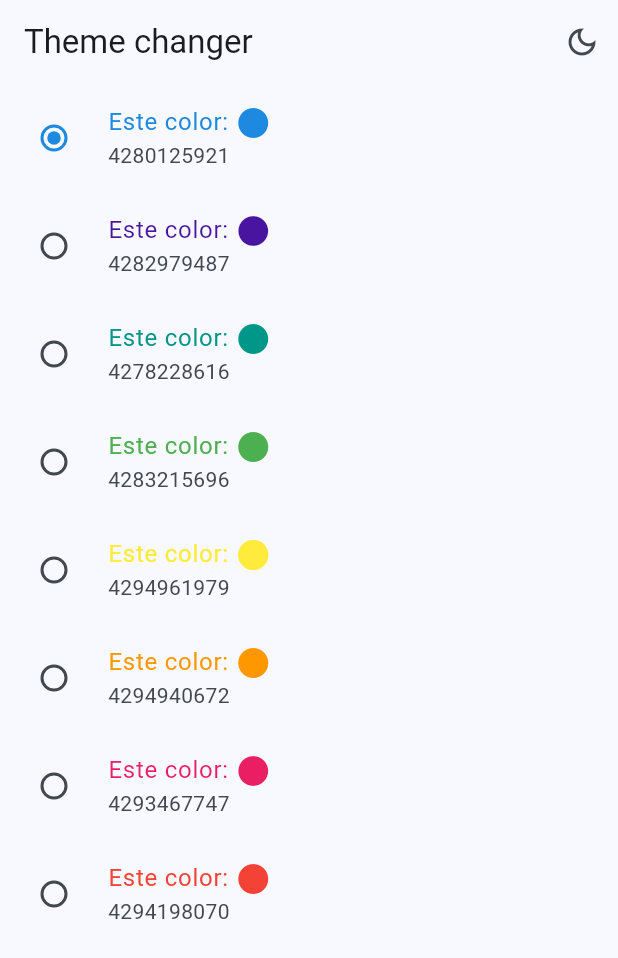
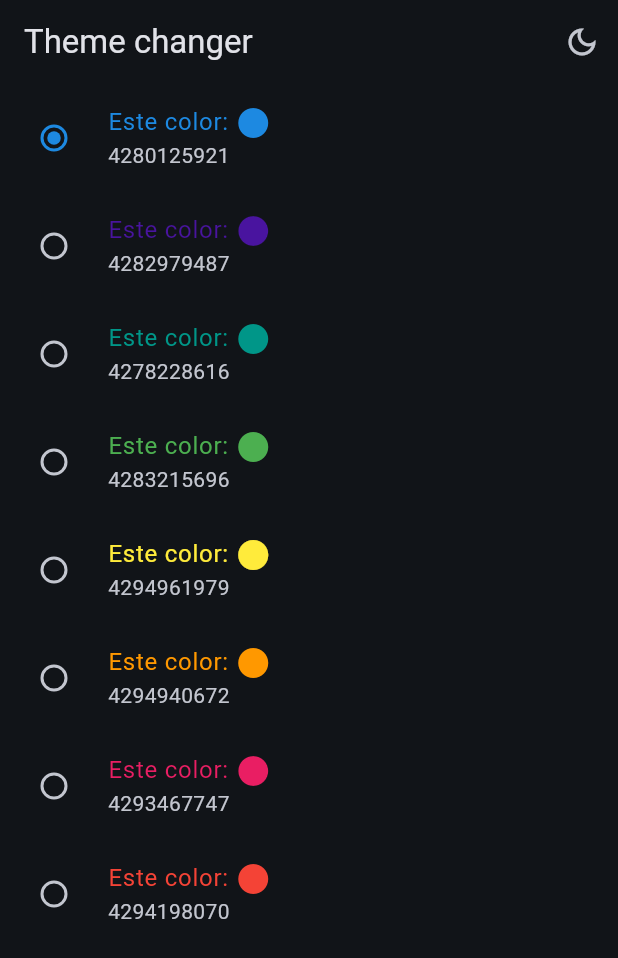
Before and after one commit to fisico-alienado/widgets-app-flutter, a Flutter app: the ThemeChangerScreen screen opened by its route, after a tap on the "light mode" icon, on a phone screen of 412 x 824 dp. Shown: the top 958 px of the screen. Run offline on Flutter 3.47's test engine with Material 2 defaults, Android fonts, the phone set to English and light mode, and no system bars; our stand-ins replace animate_do, flutter_riverpod, go_router.

Commit message:
Riverpod - Usar el StateNotifierProvider para cambiar el brillo y el tema

```diff
--- a/lib/config/theme/app_theme.dart
+++ b/lib/config/theme/app_theme.dart
@@ -33,4 +33,14 @@ class AppTheme {
       brightness: isDarkMode ? Brightness.dark : Brightness.light
     );
   }
+
+  // ! Es una forma de hacer una copia de clases (del AppTheme actual en este caso)
+  //! De esta manera podemos mantener la clase (AppTheme) inmutable y, cuando se quiera cambiar algo, se hace una copia de ella
+  AppTheme copyWith({
+    int? selectedColor,
+    bool? isDarkMode
+  }) => AppTheme(
+    selectedColor: selectedColor ?? this.selectedColor, // si no me mandan valor, usa el que aparece en AppTheme por defecto
+    isDarkMode: isDarkMode ?? this.isDarkMode // idem
+  );
 }
--- a/lib/presentation/providers/theme_provider.dart
+++ b/lib/presentation/providers/theme_provider.dart
@@ -5,20 +5,22 @@ import 'package:widgets_riverpod_app/config/theme/app_theme.dart';
 // * StateProvider almacena valores que se pueden leer y modificar desde fuera
 final isDarkModeProvider = StateProvider((ref) => false);
 
+// Int para manejar el indice del listado de colores
+final selectedColorProvider = StateProvider((ref) => 0);
+
+//---------------------------------------------------------------------------------------------------------------------
+
 // Listado de colores inmutables
 // * Provider almacena el valor de objetos inmutables
 final colorListProvider = Provider((ref) => colorList);
 
-// Int para manejar el indice del listado de colores
-final selectedColorProvider = StateProvider((ref) => 0);
-
 // Un objeto de tipo AppTheme (custom)
 //* StateNotifierProvider --> (primer argumento) una clase de tipo (o que derive de) StateNotifier<> controla el estado (segundo argumento) del objeto que le pasamos
 final themeNotifierProvider = StateNotifierProvider<ThemeNotifier, AppTheme>(
-  (ref) => ThemeNotifier()
+  (ref) => ThemeNotifier() // ! Podriamos pasarle ThemeNotifier(ref) para que ThemeNotifier tuviera toda la info de Riverpod, pero mejor no hacerlo
 );
-// ThemeNotifier Function(StateNotifierProviderRef<ThemeNotifier, AppTheme>) _createFn --> una función de tipo
-// Function(StateNotifierProviderRef<ThemeNotifier, AppTheme>) que devuelve (=>) un ThemeNotifier
+    // ThemeNotifier Function(StateNotifierProviderRef<ThemeNotifier, AppTheme>) _createFn --> una función de tipo
+    // Function(StateNotifierProviderRef<ThemeNotifier, AppTheme>) que devuelve (=>) un ThemeNotifier
 
 // Controller/Notifier
 class ThemeNotifier extends StateNotifier<AppTheme> {
@@ -27,4 +29,13 @@ class ThemeNotifier extends StateNotifier<AppTheme> {
   //* abstract class StateNotifier<T> --> An observable class that stores a single immutable [state].
   // State = Estado = new AppTheme(); --> Estamos creando una instancia de AppTheme
   ThemeNotifier(): super(AppTheme());
+
+  void toggleDarkMode() {
+    //? state.isDarkMode = false; No se puede cambiar directamente el estado de las propiedades de la clase AppTheme por ser tipo 'final'
+    state = state.copyWith( isDarkMode: !state.isDarkMode );
+  }
+
+  void changeColorIndex(int colorIndex) {
+    state = state.copyWith( selectedColor: colorIndex );
+  }
 }
--- a/lib/presentation/screens/app_tutorial/app_tutorial_screen.dart
+++ b/lib/presentation/screens/app_tutorial/app_tutorial_screen.dart
@@ -71,8 +71,13 @@ class _AppTutorialScreenState extends State<AppTutorialScreen> {
 
   @override
   Widget build(BuildContext context) {
+
+    // ! Lo ideal seria eliminar los Stateful Widgets y convertirlos a Riverpod ConsumerWidgets, pero aprovecho que estan como stateful para hacer el cambio de Brigthness con esta configuracion
+    final colors = Theme.of(context).colorScheme; // Esto significa: vete para atras en los widgets padres hasta que encuentres el Theme y aplicalo. Para esto esta el argumento "BuildContext context" en todos los Widgets
+                                                  // con .colorScheme accedemos a todo lo definido en AppTheme()
+
     return Scaffold( // Poniendo Scaffold ya estamos indicando que es otra pantalla
-    backgroundColor: Colors.white, // porque el fondo de las imagenes es blanco
+      backgroundColor: colors.brightness == Brightness.light ? Colors.white : colors.background, // porque el fondo de las imagenes es blanco
       body: Stack(
         children: [
           PageView(
--- a/lib/presentation/screens/theme_changer/theme_changer_screen.dart
+++ b/lib/presentation/screens/theme_changer/theme_changer_screen.dart
@@ -11,7 +11,7 @@ class ThemeChangerScreen extends ConsumerWidget {
   @override
   Widget build(BuildContext context, WidgetRef ref) {
 
-    final isDarkMode = ref.watch( isDarkModeProvider );
+    final isDarkMode = ref.watch(themeNotifierProvider).isDarkMode;
 
     return Scaffold(
       appBar: AppBar(
@@ -20,13 +20,31 @@ class ThemeChangerScreen extends ConsumerWidget {
           IconButton(
             icon: Icon( isDarkMode ? Icons.dark_mode_outlined : Icons.light_mode_outlined),
             onPressed: () {
-              ref.read(isDarkModeProvider.notifier).update((state) => !state);
+              ref.read(themeNotifierProvider.notifier).toggleDarkMode();
             },
           )
         ],
       ),
       body: const _ThemeChangerView(),
     );
+
+    // ? Forma válida antes de implementar el StateNotifier y StateNotifierProvider de Riverpod. Se puede descomentar para ver que sigue funcionando
+    // final isDarkMode = ref.watch( isDarkModeProvider );
+
+    // return Scaffold(
+    //   appBar: AppBar(
+    //     title: const Text('Theme changer'),
+    //     actions: [
+    //       IconButton(
+    //         icon: Icon( isDarkMode ? Icons.dark_mode_outlined : Icons.light_mode_outlined),
+    //         onPressed: () {
+    //           ref.read(isDarkModeProvider.notifier).update((state) => !state);
+    //         },
+    //       )
+    //     ],
+    //   ),
+    //   body: const _ThemeChangerView(),
+    // );
   }
 }
 
@@ -37,7 +55,7 @@ class _ThemeChangerView extends ConsumerWidget {
   Widget build(BuildContext context, WidgetRef ref) {
 
     final List<Color> colors = ref.watch( colorListProvider );
-    final int selectedColor = ref.watch( selectedColorProvider );
+    final int selectedColor = ref.watch(themeNotifierProvider).selectedColor;
 
     return ListView.builder(
       itemCount: colors.length,
@@ -60,12 +78,43 @@ class _ThemeChangerView extends ConsumerWidget {
           value: index,
           groupValue: selectedColor,
           onChanged: (value) {
-            ref.read(selectedColorProvider.notifier).update((state) => index);
-            // Otra forma
-            // ref.read(selectedColorProvider.notifier).state = index;
+            ref.read(themeNotifierProvider.notifier).changeColorIndex(index);
           },
         );
       },
     );
+
+    // ? Forma válida antes de implementar el StateNotifier y StateNotifierProvider de Riverpod. Se puede descomentar para ver que sigue funcionando
+    // final List<Color> colors = ref.watch( colorListProvider );
+    // final int selectedColor = ref.watch( selectedColorProvider );
+
+    // return ListView.builder(
+    //   itemCount: colors.length,
+    //   itemBuilder: (context, index) {
+    //     final Color color = colors[index];
+
+    //     return RadioListTile(
+    //       title: Row( // * Mi toque personal
+    //         children: [
+    //           Text('Este color: ', style: TextStyle(color: color)),
+    //           Icon(
+    //             Icons.circle,
+    //             color: color,
+    //           )
+    //         ],
+    //       ),
+    //       // title: Text('Este color', style: TextStyle(color: color)); // La forma que eligió Fernando
+    //       subtitle: Text('${color.value}'),
+    //       activeColor: color,
+    //       value: index,
+    //       groupValue: selectedColor,
+    //       onChanged: (value) {
+    //         ref.read(selectedColorProvider.notifier).update((state) => index);
+    //         // Otra forma
+    //         // ref.read(selectedColorProvider.notifier).state = index;
+    //       },
+    //     );
+    //   },
+    // );
   }
 }
```
